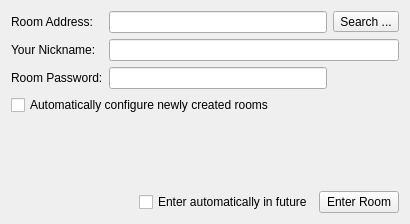
Before: the Qt Designer form Swift/QtUI/QtJoinMUCWindow.ui in swift/swift, drawn with Qt 5.
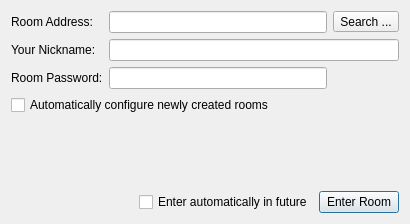
After: the same form once the commit is applied.

Commit message:
Change Enter Room... QWidget to QDialog
Test-Information:
Tested under Linux i3 tiling windows manager.
Run Swift, from the menu choose Actions, Enter Room... Enter Room...
dialog is displayed as a floating window in a tiling manager.

The edit to the form file:
```diff
--- a/Swift/QtUI/QtJoinMUCWindow.ui
+++ b/Swift/QtUI/QtJoinMUCWindow.ui
@@ -1,7 +1,7 @@
 <?xml version="1.0" encoding="UTF-8"?>
 <ui version="4.0">
  <class>QtJoinMUCWindow</class>
- <widget class="QWidget" name="QtJoinMUCWindow">
+ <widget class="QDialog" name="QtJoinMUCWindow">
   <property name="geometry">
    <rect>
     <x>0</x>
```
The commit also changes 2 other files.
